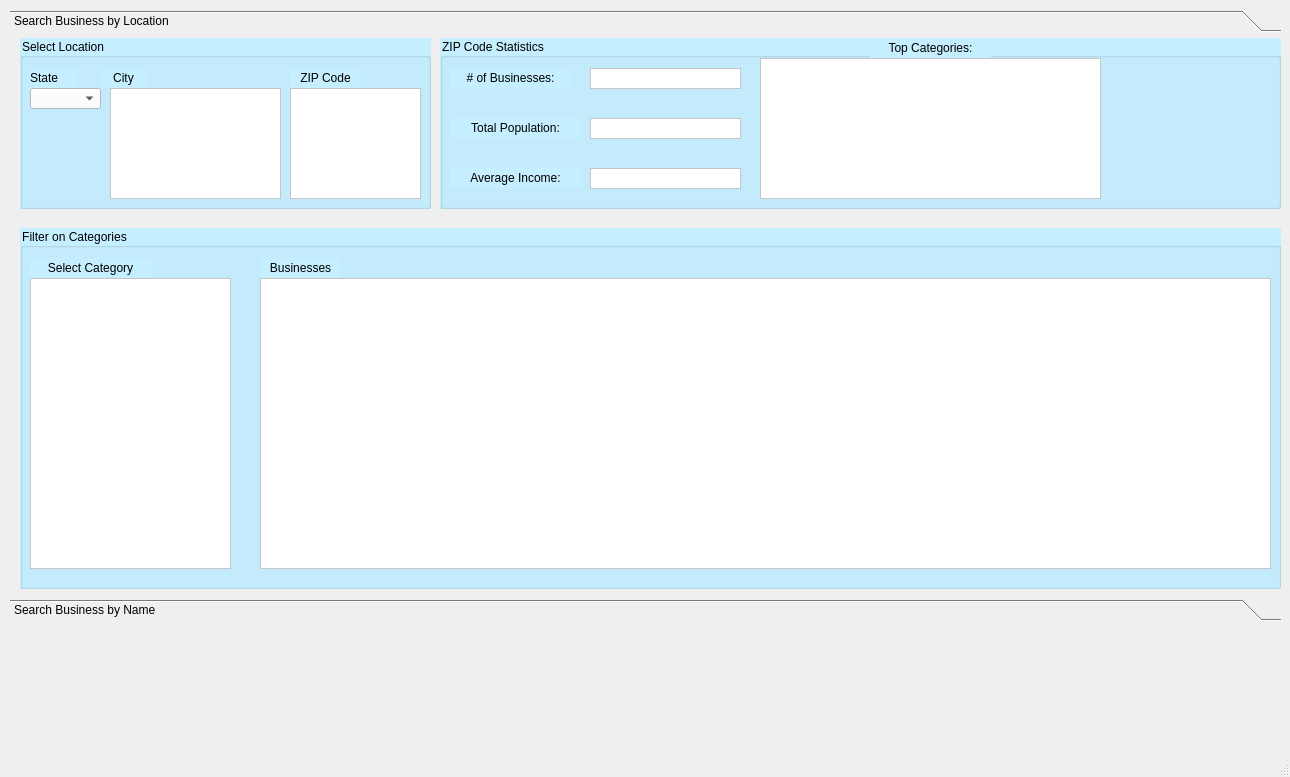
Old version of the form MyUI.ui in the repository bmzr/yelper.
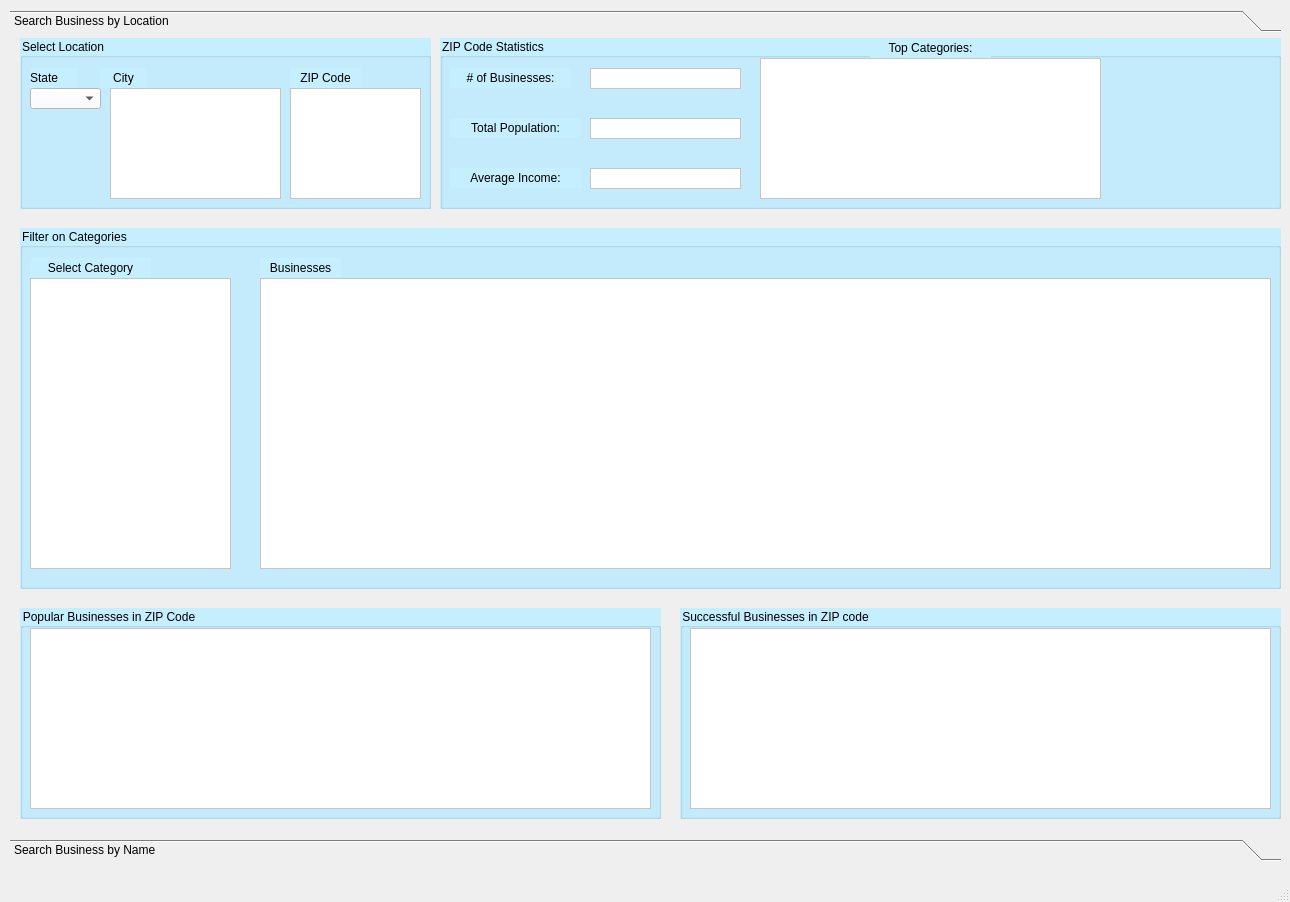
New version of the form.

Commit message: Add functionality for popular businesses results table

Patch:
```diff
--- a/MyUI.ui
+++ b/MyUI.ui
@@ -7,7 +7,7 @@
     <x>0</x>
     <y>0</y>
     <width>1290</width>
-    <height>777</height>
+    <height>902</height>
    </rect>
   </property>
   <property name="windowTitle">
@@ -20,7 +20,7 @@
       <x>10</x>
       <y>10</y>
       <width>1271</width>
-      <height>611</height>
+      <height>851</height>
      </rect>
     </property>
     <property name="styleSheet">
@@ -35,7 +35,7 @@
        <x>0</x>
        <y>0</y>
        <width>1271</width>
-       <height>545</height>
+       <height>785</height>
       </rect>
      </property>
      <attribute name="label">
@@ -375,6 +375,119 @@
        </property>
       </widget>
      </widget>
+     <widget class="QGroupBox" name="businessGroup_2">
+      <property name="geometry">
+       <rect>
+        <x>10</x>
+        <y>570</y>
+        <width>641</width>
+        <height>211</height>
+       </rect>
+      </property>
+      <property name="styleSheet">
+       <string notr="true">font: 11pt &quot;Lucida Sans&quot;;
+background-color: rgb(197, 238, 255);</string>
+      </property>
+      <property name="title">
+       <string>Filter on Categories</string>
+      </property>
+      <widget class="QGroupBox" name="businessGroup_3">
+       <property name="geometry">
+        <rect>
+         <x>0</x>
+         <y>0</y>
+         <width>641</width>
+         <height>211</height>
+        </rect>
+       </property>
+       <property name="styleSheet">
+        <string notr="true">font: 11pt &quot;Lucida Sans&quot;;
+background-color: rgb(197, 238, 255);</string>
+       </property>
+       <property name="title">
+        <string>Popular Businesses in ZIP Code</string>
+       </property>
+       <widget class="QTableWidget" name="popularTable">
+        <property name="geometry">
+         <rect>
+          <x>10</x>
+          <y>20</y>
+          <width>621</width>
+          <height>181</height>
+         </rect>
+        </property>
+        <property name="font">
+         <font>
+          <family>Lucida Sans</family>
+          <pointsize>11</pointsize>
+          <weight>50</weight>
+          <italic>false</italic>
+          <bold>false</bold>
+         </font>
+        </property>
+        <property name="styleSheet">
+         <string notr="true">background-color: rgb(255, 255, 255);</string>
+        </property>
+        <attribute name="horizontalHeaderVisible">
+         <bool>true</bool>
+        </attribute>
+        <attribute name="horizontalHeaderStretchLastSection">
+         <bool>true</bool>
+        </attribute>
+        <attribute name="verticalHeaderVisible">
+         <bool>false</bool>
+        </attribute>
+       </widget>
+      </widget>
+     </widget>
+     <widget class="QGroupBox" name="businessGroup_4">
+      <property name="geometry">
+       <rect>
+        <x>670</x>
+        <y>570</y>
+        <width>601</width>
+        <height>211</height>
+       </rect>
+      </property>
+      <property name="styleSheet">
+       <string notr="true">font: 11pt &quot;Lucida Sans&quot;;
+background-color: rgb(197, 238, 255);</string>
+      </property>
+      <property name="title">
+       <string>Successful Businesses in ZIP code</string>
+      </property>
+      <widget class="QTableWidget" name="successfulTable">
+       <property name="geometry">
+        <rect>
+         <x>10</x>
+         <y>20</y>
+         <width>581</width>
+         <height>181</height>
+        </rect>
+       </property>
+       <property name="font">
+        <font>
+         <family>Lucida Sans</family>
+         <pointsize>11</pointsize>
+         <weight>50</weight>
+         <italic>false</italic>
+         <bold>false</bold>
+        </font>
+       </property>
+       <property name="styleSheet">
+        <string notr="true">background-color: rgb(255, 255, 255);</string>
+       </property>
+       <attribute name="horizontalHeaderVisible">
+        <bool>true</bool>
+       </attribute>
+       <attribute name="horizontalHeaderStretchLastSection">
+        <bool>true</bool>
+       </attribute>
+       <attribute name="verticalHeaderVisible">
+        <bool>false</bool>
+       </attribute>
+      </widget>
+     </widget>
     </widget>
     <widget class="QWidget" name="page_2">
      <property name="geometry">
```
Left out of the diff: 4 changed lines with no effect on the pictures. The commit also changes 1 other file.
